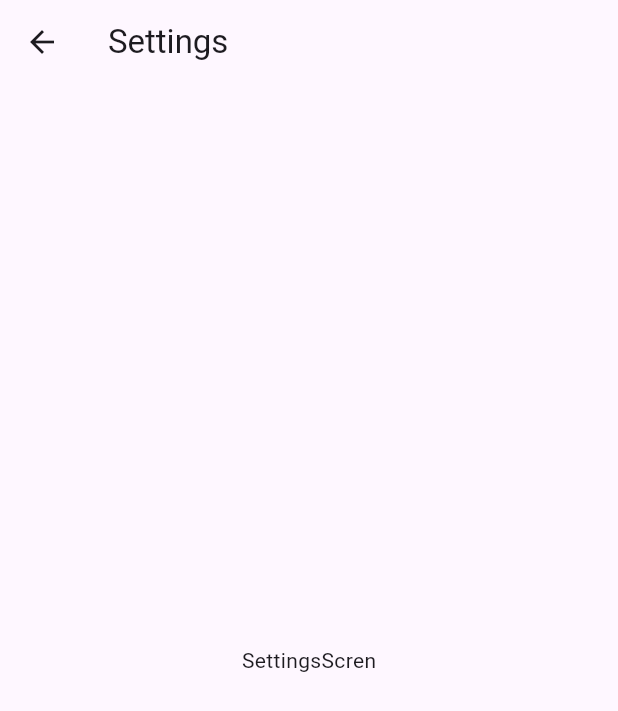
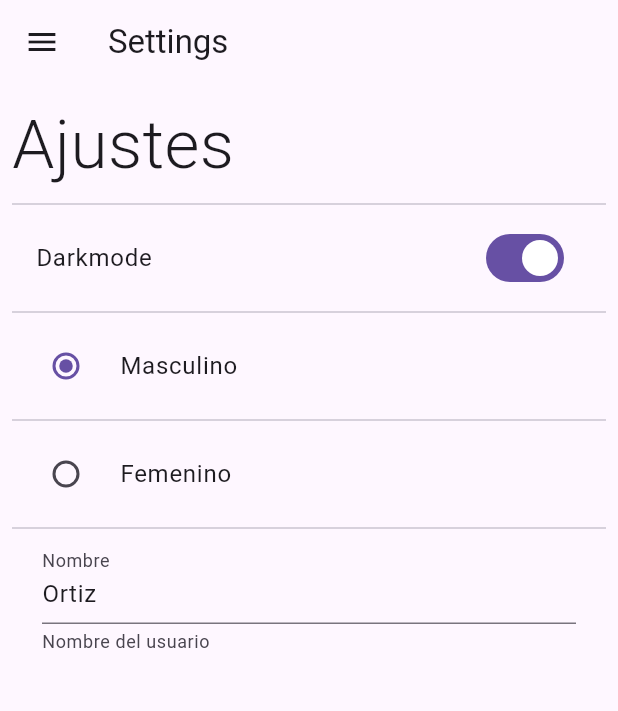
Before and after one commit to kaleb2112/Preference, a Flutter app: the SettingsScreen screen opened by its route, on a phone screen of 412 x 824 dp. Shown: the top 711 px of the screen. Run offline on Flutter 3.47's test engine with Material 3 defaults, Android fonts, the phone set to English and light mode, and no system bars.

Commit message:
diseño de pantallas

```diff
--- a/lib/screens/settings_screen.dart
+++ b/lib/screens/settings_screen.dart
@@ -1,4 +1,5 @@
 import 'package:flutter/material.dart';
+import 'package:preferences_app/widgets/widgets.dart';
 
 
 class SettingsScreen extends StatelessWidget {
@@ -13,9 +14,60 @@ class SettingsScreen extends StatelessWidget {
       appBar: AppBar(
         title: const Text('Settings'),
       ),
-      body: const Center(
-        child: Text('SettingsScren'),
-     ),
+      drawer: const SideMenu(),
+      body:  Padding(
+        padding:  const EdgeInsets.all(8.0),
+        child: SingleChildScrollView(
+          child: Column(
+            crossAxisAlignment: CrossAxisAlignment.start,
+            children: [
+              const Text('Ajustes', style: TextStyle( fontSize: 45, fontWeight: FontWeight.w300 )),
+              const Divider(),
+
+              SwitchListTile.adaptive(
+                value: true,
+                title:  const Text('Darkmode'),
+                onChanged: ( value ) {
+
+                }
+              ),
+              const Divider(),
+
+              RadioListTile(
+                value: 1,
+                groupValue: 1,
+                title: const Text('Masculino'),
+                onChanged: ( value ) {
+
+                }
+              ),
+              const Divider(),
+              RadioListTile(
+                value: 2,
+                groupValue: 1,
+                title: const Text('Femenino'),
+                onChanged: ( value ) {
+
+                }
+              ),
+
+              const Divider(),
+
+              Padding(
+                padding: const EdgeInsets.symmetric( horizontal: 20 ),
+                child: TextFormField(
+                  initialValue: 'Ortiz',
+                  decoration: const InputDecoration(
+                    labelText: 'Nombre',
+                    helperText: 'Nombre del usuario'
+                  ),
+                ),
+              )
+
+            ]
+          ),
+        ),
+      )
    );
   }
 }
--- a/lib/widgets/side_menu.dart
+++ b/lib/widgets/side_menu.dart
@@ -46,9 +46,7 @@ class SideMenu extends StatelessWidget {
 }
 
 class _DrawerHeader extends StatelessWidget {
-  const _DrawerHeader({
-    super.key,
-  });
+  const _DrawerHeader();
 
   @override
   Widget build(BuildContext context) {
```
Also changed, not shown: lib/screens/home_screen.dart (+12 -4 lines).
